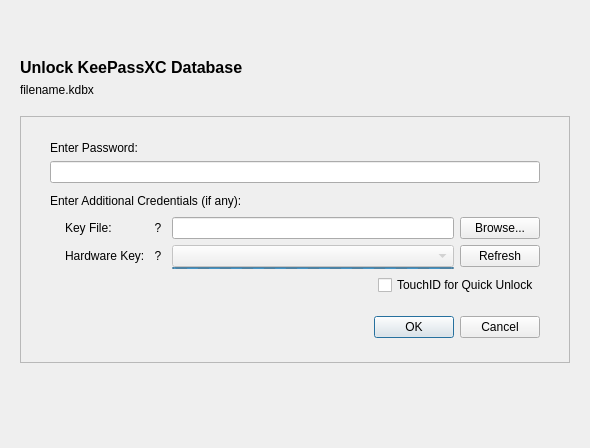
The window that src/gui/DatabaseOpenWidget.ui (keepassxreboot/keepassxc) describes before a commit, drawn with Qt 5.
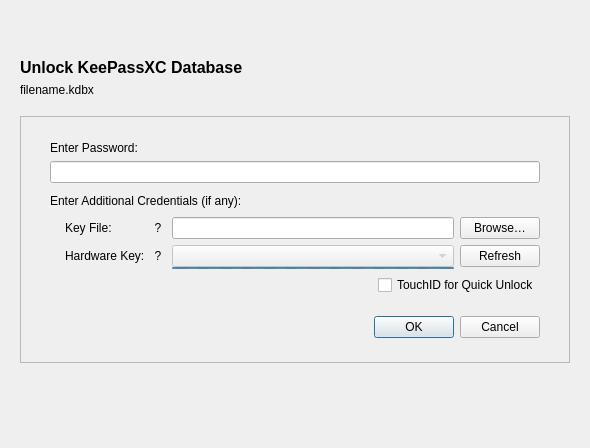
The same window after the commit. Custom widgets are drawn as their Qt base class.

Diff of the .ui file:
```diff
--- a/src/gui/DatabaseOpenWidget.ui
+++ b/src/gui/DatabaseOpenWidget.ui
@@ -435,7 +435,7 @@
                      <string>Browse for key file</string>
                     </property>
                     <property name="text">
-                     <string>Browse...</string>
+                     <string>Browse…</string>
                     </property>
                    </widget>
                   </item>
```
Left out of the diff: 4 changed lines with no effect on the pictures.
